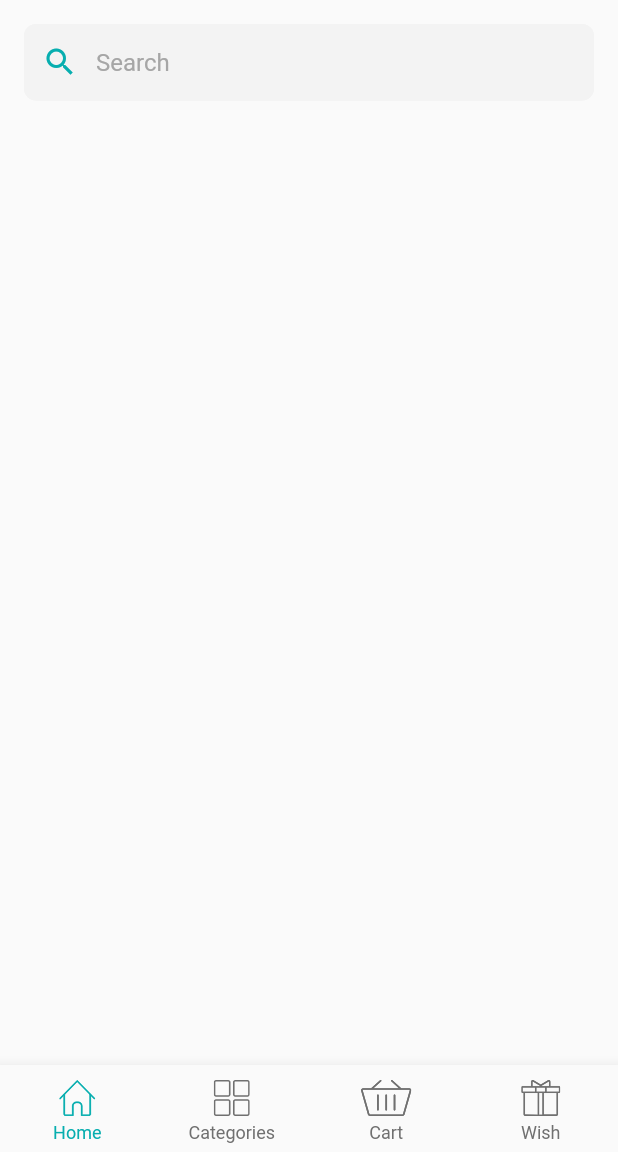
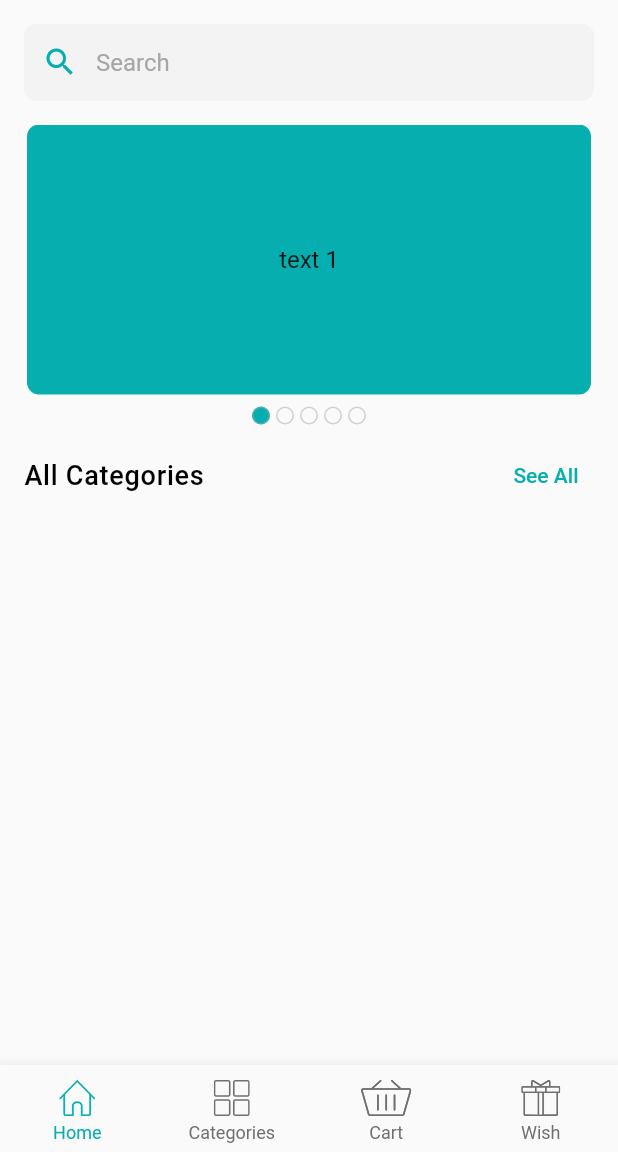
Before and after one commit to altalha201/final_ecommerce_app, a Flutter app: the screen it shows after launch, on a phone screen of 412 x 824 dp, the part 84-1236 px from its top. Run offline on Flutter 3.47's test engine with Material 2 defaults, Android fonts, the phone set to English and light mode, and no system bars; drawn by our look-alikes of carousel_slider; our stand-ins replace flutter_svg, get, pin_code_fields.

Commit message:
home_screen design update, with carousel_slider and remark_title widgets

```diff
--- a/lib/ui/screens/bottom_nav_bar_tabs/home_tab.dart
+++ b/lib/ui/screens/bottom_nav_bar_tabs/home_tab.dart
@@ -1,8 +1,10 @@
 import 'package:flutter/material.dart';
 import 'package:flutter_svg/flutter_svg.dart';
 
-import '../../utils/application_colors.dart';
-import '../../widgets/appbar_icon_button.dart';
+import '../../widgets/home_screen_widgets/appbar_icon_button.dart';
+import '../../widgets/home_screen_widgets/home_carousel_slider.dart';
+import '../../widgets/home_screen_widgets/remark_title.dart';
+import '../../widgets/home_screen_widgets/search_text_field.dart';
 import '../../widgets/space.dart';
 
 class HomeTab extends StatelessWidget {
@@ -36,24 +38,14 @@ class HomeTab extends StatelessWidget {
         padding: const EdgeInsets.all(16.0),
         child: Column(
           children: [
-            TextFormField(
-              decoration: InputDecoration(
-                hintText: "Search",
-                fillColor: colorGrayLite,
-                filled: true,
-                enabledBorder: OutlineInputBorder(
-                    borderSide: const BorderSide(color: colorGrayLite),
-                    borderRadius: BorderRadius.circular(8.0)),
-                focusedBorder: OutlineInputBorder(
-                  borderSide: const BorderSide(color: colorGrayLite),
-                  borderRadius: BorderRadius.circular(8.0),
-                ),
-                contentPadding: const EdgeInsets.all(16.0),
-                prefixIcon: const Icon(Icons.search),
-                prefixIconColor: colorPrimary,
-              ),
+            const SearchTextField(),
+            verticalSpace(16.0),
+            HomeCarouselSlider(),
+            verticalSpace(8.0),
+            RemarkTitle(
+              label: 'All Categories',
+              onSeeAllTap: () {},
             ),
-            verticalSpace(16.0),
           ],
         ),
       ),
--- a/lib/ui/widgets/category_item.dart
+++ b/lib/ui/widgets/category_item.dart
@@ -8,12 +8,12 @@ class CategoryItem extends StatelessWidget {
     Key? key,
     required this.iconData,
     required this.labelString,
-    required this.onTap,
+    this.onTap,
   }) : super(key: key);
 
   final IconData iconData;
   final String labelString;
-  final VoidCallback onTap;
+  final VoidCallback? onTap;
 
   @override
   Widget build(BuildContext context) {
@@ -24,19 +24,16 @@ class CategoryItem extends StatelessWidget {
         padding: const EdgeInsets.all(2.0),
         child: Column(
           children: [
-            SizedBox(
-              width: double.infinity,
-              height: 75,
-              child: Card(
-                color: colorSecondary,
-                elevation: 0,
-                child: Padding(
-                  padding: const EdgeInsets.all(4.0),
-                  child: Icon(
-                    iconData,
-                    size: 48,
-                    color: colorPrimary,
-                  ),
+            Container(
+              decoration: BoxDecoration(
+                  color: colorPrimary.withOpacity(0.1),
+                  borderRadius: BorderRadius.circular(8)),
+              child: Padding(
+                padding: const EdgeInsets.all(16.0),
+                child: Icon(
+                  iconData,
+                  size: 28,
+                  color: colorPrimary,
                 ),
               ),
             ),
--- a/lib/ui/widgets/appbar_icon_button.dart
+++ b/lib/ui/widgets/home_screen_widgets/appbar_icon_button.dart
@@ -1,6 +1,6 @@
 import 'package:flutter/material.dart';
 
-import '../utils/application_colors.dart';
+import '../../utils/application_colors.dart';
 
 class AppbarIconButton extends StatelessWidget {
   const AppbarIconButton({
--- /dev/null
+++ b/lib/ui/widgets/home_screen_widgets/home_carousel_slider.dart
@@ -0,0 +1,73 @@
+import 'package:carousel_slider/carousel_slider.dart';
+import 'package:flutter/material.dart';
+
+import '../../utils/application_colors.dart';
+import '../space.dart';
+
+class HomeCarouselSlider extends StatelessWidget {
+  HomeCarouselSlider({
+    Key? key,
+  }) : super(key: key);
+
+  final ValueNotifier<int> _currentCarouselIndex = ValueNotifier(0);
+
+  @override
+  Widget build(BuildContext context) {
+    return Column(
+      children: [
+        CarouselSlider(
+          options: CarouselOptions(
+            height: 180.0,
+            viewportFraction: 1,
+            autoPlay: true,
+            onPageChanged: (index, _) {
+              _currentCarouselIndex.value = index;
+            },
+          ),
+          items: [1, 2, 3, 4, 5].map((i) {
+            return Builder(
+              builder: (BuildContext context) {
+                return Container(
+                    width: MediaQuery.of(context).size.width,
+                    margin: const EdgeInsets.symmetric(horizontal: 2.0),
+                    alignment: Alignment.center,
+                    decoration: BoxDecoration(
+                      color: colorPrimary,
+                      borderRadius: BorderRadius.circular(8.0),
+                    ),
+                    child: Text(
+                      'text $i',
+                      style: const TextStyle(fontSize: 16.0),
+                    ));
+              },
+            );
+          }).toList(),
+        ),
+        verticalSpace(6.0),
+        ValueListenableBuilder(
+          valueListenable: _currentCarouselIndex,
+          builder: (context, currentValue, _) {
+            return Row(
+              mainAxisAlignment: MainAxisAlignment.center,
+              children: [
+                for (var i = 0; i < 5; i++)
+                  Padding(
+                    padding: const EdgeInsets.all(2.0),
+                    child: Container(
+                      height: 12,
+                      width: 12,
+                      decoration: BoxDecoration(
+                        color: currentValue == i ? colorPrimary : null,
+                        borderRadius: BorderRadius.circular(12),
+                        border: Border.all(color: colorGray.withOpacity(0.5)),
+                      ),
+                    ),
+                  )
+              ],
+            );
+          },
+        ),
+      ],
+    );
+  }
+}
--- /dev/null
+++ b/lib/ui/widgets/home_screen_widgets/remark_title.dart
@@ -0,0 +1,39 @@
+import 'package:flutter/material.dart';
+
+import '../../utils/application_colors.dart';
+
+class RemarkTitle extends StatelessWidget {
+  const RemarkTitle({
+    Key? key,
+    required this.label,
+    required this.onSeeAllTap,
+  }) : super(key: key);
+
+  final String label;
+  final VoidCallback onSeeAllTap;
+
+  @override
+  Widget build(BuildContext context) {
+    return Row(
+      mainAxisAlignment: MainAxisAlignment.spaceBetween,
+      children: [
+        Text(
+          label,
+          style: const TextStyle(
+            fontSize: 18,
+            fontWeight: FontWeight.w500,
+            letterSpacing: 0.5,
+            color: colorBlack,
+          ),
+        ),
+        TextButton(
+          onPressed: onSeeAllTap,
+          child: const Text(
+            "See All",
+            style: TextStyle(color: colorPrimary),
+          ),
+        ),
+      ],
+    );
+  }
+}
--- /dev/null
+++ b/lib/ui/widgets/home_screen_widgets/search_text_field.dart
@@ -0,0 +1,33 @@
+import 'package:flutter/material.dart';
+
+import '../../utils/application_colors.dart';
+
+class SearchTextField extends StatelessWidget {
+  const SearchTextField({
+    Key? key,
+  }) : super(key: key);
+
+  @override
+  Widget build(BuildContext context) {
+    return TextField(
+      keyboardType: TextInputType.text,
+      textInputAction: TextInputAction.search,
+      onSubmitted: (value) {},
+      decoration: InputDecoration(
+        hintText: "Search",
+        fillColor: colorGrayLite,
+        filled: true,
+        enabledBorder: OutlineInputBorder(
+            borderSide: const BorderSide(color: colorGrayLite),
+            borderRadius: BorderRadius.circular(8.0)),
+        focusedBorder: OutlineInputBorder(
+          borderSide: const BorderSide(color: colorGrayLite),
+          borderRadius: BorderRadius.circular(8.0),
+        ),
+        contentPadding: const EdgeInsets.all(16.0),
+        prefixIcon: const Icon(Icons.search),
+        prefixIconColor: colorPrimary,
+      ),
+    );
+  }
+}
--- a/pubspec.yaml
+++ b/pubspec.yaml
@@ -16,6 +16,7 @@ dependencies:
   flutter_svg: ^1.1.6
   get: ^4.6.5
   pin_code_fields: ^7.4.0
+  carousel_slider: ^4.2.1
 
 dev_dependencies:
   flutter_test:
```
Also changed, not shown: pubspec.lock.
